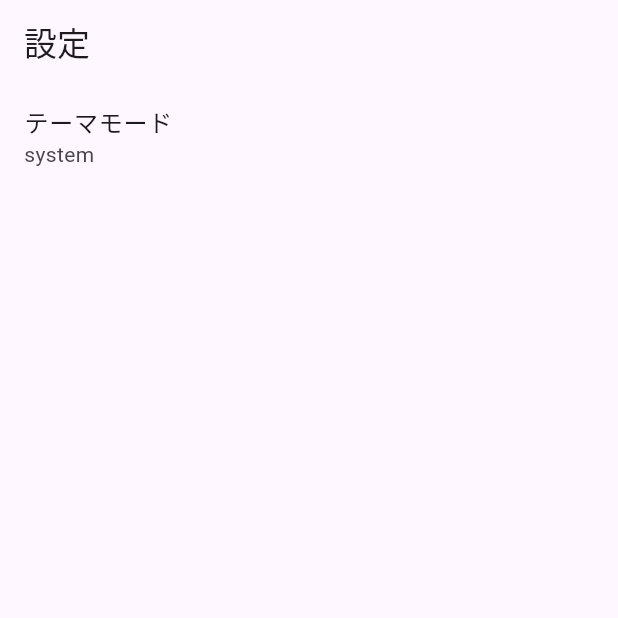
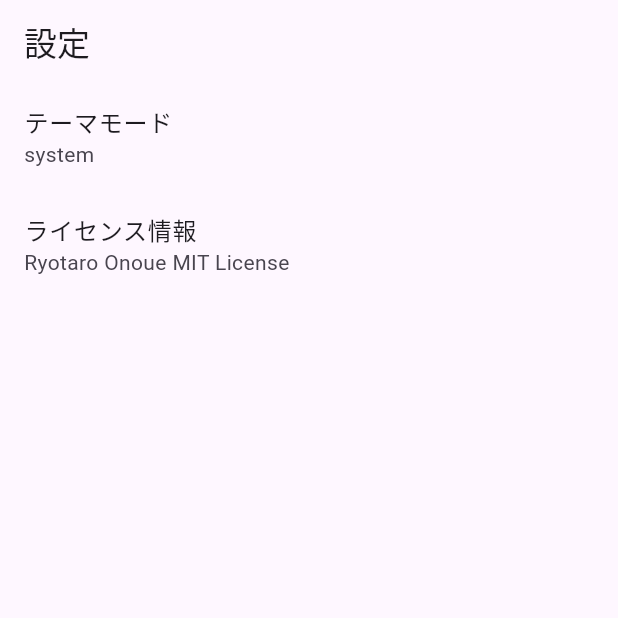
Before and after one commit to YumNumm/flutter-instant-name-card, a Flutter app: the SettingScreen screen opened by its route, on a phone screen of 412 x 824 dp, the top half of it. Run offline on Flutter 3.47's test engine with Material 2 defaults, Android fonts, the phone set to English and light mode, and no system bars; our stand-ins replace freezed_annotation, go_router, hooks_riverpod, qr_flutter, riverpod_annotation, shared_preferences; missing offline and left inert: mobile_scanner, sunmi_printer_plus; accounts and stored records are empty; generated files the repository leaves out were written again.

Commit message:
add: license

```diff
--- a/lib/feature/setting/screen/setting_screen.dart
+++ b/lib/feature/setting/screen/setting_screen.dart
@@ -52,6 +52,19 @@ class SettingScreen extends ConsumerWidget {
                   ref.read(themeStateProvider.notifier).setThemeMode(themeMode);
                 }
               },
+            ),
+            ListTile(
+              title: const Text('ライセンス情報'),
+              subtitle: const Text('Ryotaro Onoue MIT License'),
+              onTap: () {
+                showAboutDialog(
+                  context: context,
+                  applicationName: '即席名刺',
+                  applicationLegalese: 'Ryotaro Onoue MIT License\n'
+                      'https://github.com/YumNumm/flutter-instant-name-card',
+                  applicationVersion: 'V1.0',
+                );
+              },
             )
           ],
         ),
```
